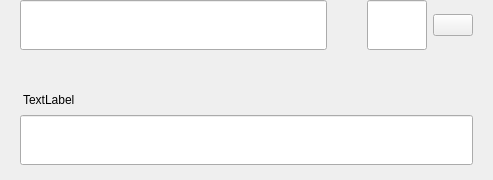
Qt form src/qt/pengolincoin/forms/sendmultirow.ui (pengolincoin/PengolinCoin-Core) before a commit.
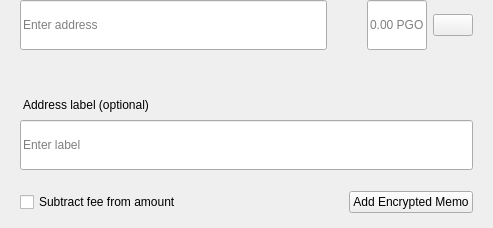
The same form after that commit.

```diff
--- a/src/qt/pengolincoin/forms/sendmultirow.ui
+++ b/src/qt/pengolincoin/forms/sendmultirow.ui
@@ -7,7 +7,7 @@
     <x>0</x>
     <y>0</y>
     <width>493</width>
-    <height>180</height>
+    <height>228</height>
    </rect>
   </property>
   <property name="minimumSize">
@@ -140,6 +140,9 @@
               <height>50</height>
              </size>
             </property>
+            <property name="placeholderText">
+             <string>Enter address</string>
+            </property>
            </widget>
           </item>
          </layout>
@@ -194,6 +197,9 @@
           <property name="alignment">
            <set>Qt::AlignLeading|Qt::AlignLeft|Qt::AlignVCenter</set>
           </property>
+          <property name="placeholderText">
+           <string notr="true">0.00 PGO</string>
+          </property>
          </widget>
         </item>
         <item>
@@ -287,7 +293,7 @@
 padding:0px;</string>
         </property>
         <property name="text">
-         <string>TextLabel</string>
+         <string>Address label (optional)</string>
         </property>
        </widget>
       </item>
@@ -305,6 +311,73 @@
           <height>50</height>
          </size>
         </property>
+        <property name="placeholderText">
+         <string>Enter label</string>
+        </property>
+       </widget>
+      </item>
+      <item>
+       <spacer name="verticalSpacer_2">
+        <property name="orientation">
+         <enum>Qt::Vertical</enum>
+        </property>
+        <property name="sizeType">
+         <enum>QSizePolicy::Fixed</enum>
+        </property>
+        <property name="sizeHint" stdset="0">
+         <size>
+          <width>20</width>
+          <height>15</height>
+         </size>
+        </property>
+       </spacer>
+      </item>
+      <item>
+       <widget class="QWidget" name="containerMemo" native="true">
+        <layout class="QHBoxLayout" name="horizontalLayout_5">
+         <property name="leftMargin">
+          <number>0</number>
+         </property>
+         <property name="topMargin">
+          <number>0</number>
+         </property>
+         <property name="rightMargin">
+          <number>0</number>
+         </property>
+         <property name="bottomMargin">
+          <number>0</number>
+         </property>
+         <item>
+          <widget class="QCheckBox" name="checkboxSubtractFeeFromAmount">
+           <property name="toolTip">
+            <string>The fee will be deducted from the amount being sent. The recipient will receive less PGO than you enter in the amount field. If multiple recipients are selected, the fee is split equally.</string>
+           </property>
+           <property name="text">
+            <string>Subtract fee from amount</string>
+           </property>
+          </widget>
+         </item>
+         <item>
+          <spacer name="horizontalSpacer">
+           <property name="orientation">
+            <enum>Qt::Horizontal</enum>
+           </property>
+           <property name="sizeHint" stdset="0">
+            <size>
+             <width>40</width>
+             <height>20</height>
+            </size>
+           </property>
+          </spacer>
+         </item>
+         <item>
+          <widget class="QPushButton" name="btnAddMemo">
+           <property name="text">
+            <string notr="true">Add Encrypted Memo</string>
+           </property>
+          </widget>
+         </item>
+        </layout>
        </widget>
       </item>
      </layout>
```
